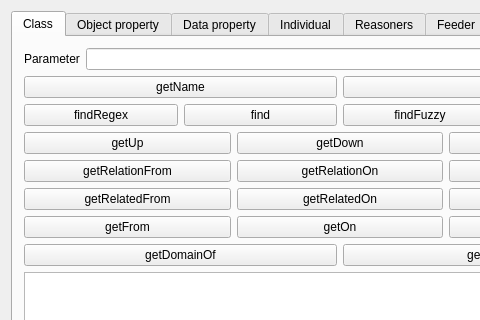
Old version of the form ui/ontologui.ui in the repository sarthou/ontologenius; both pictures show x 0 to 480 and y 0 to 320 of the 680 by 680 pixel window.
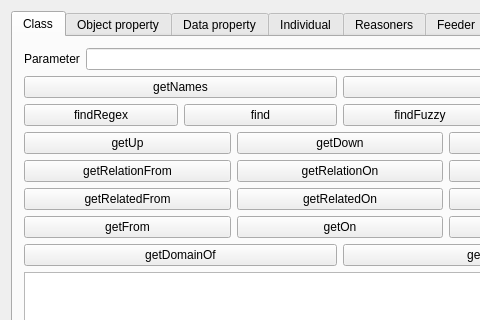
New version of the form. Icons and pictures are not drawn. Custom widgets are drawn as their Qt base class.

Commit message: [UPDATE] ontology getNames instead of getName

```diff
--- a/ui/ontologui.ui
+++ b/ui/ontologui.ui
@@ -54,7 +54,7 @@
              <string>&lt;html&gt;&lt;head/&gt;&lt;body&gt;&lt;p&gt;&lt;span style=&quot; font-weight:600; font-style:italic;&quot;&gt;getName&lt;/span&gt; will give you the label of the class given in the parameter&lt;br/&gt;&lt;/p&gt;&lt;p&gt;Command line:&lt;/p&gt;&lt;p&gt;&lt;span style=&quot; font-family:'monospace';&quot;&gt;$ rosservice call /ontologenius/class &amp;quot;{param: 'presenceSensor', action: 'getName'}&amp;quot;&lt;/span&gt;&lt;/p&gt;&lt;/body&gt;&lt;/html&gt;</string>
             </property>
             <property name="text">
-             <string>getName</string>
+             <string>getNames</string>
             </property>
            </widget>
           </item>
```
Left out of the diff: 14 changed lines with no effect on the pictures.
